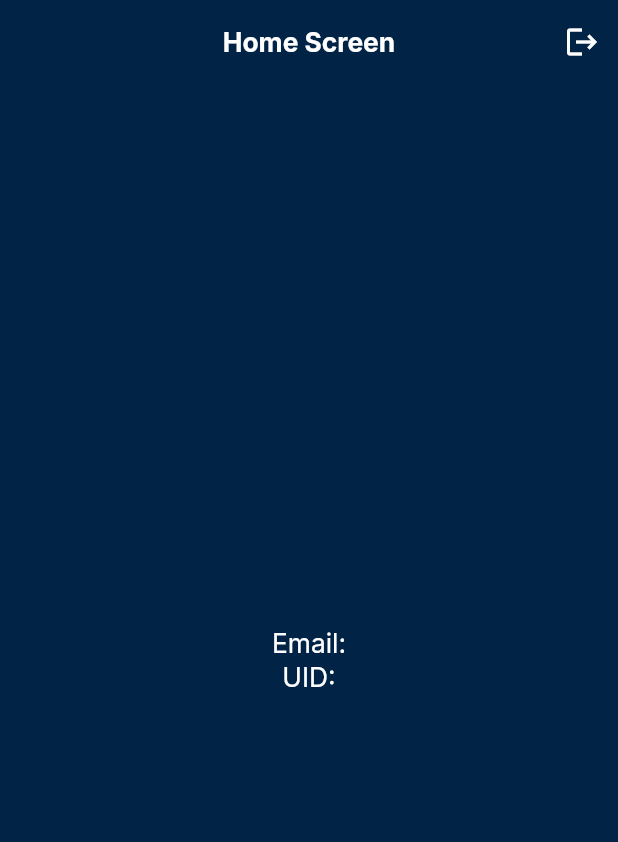
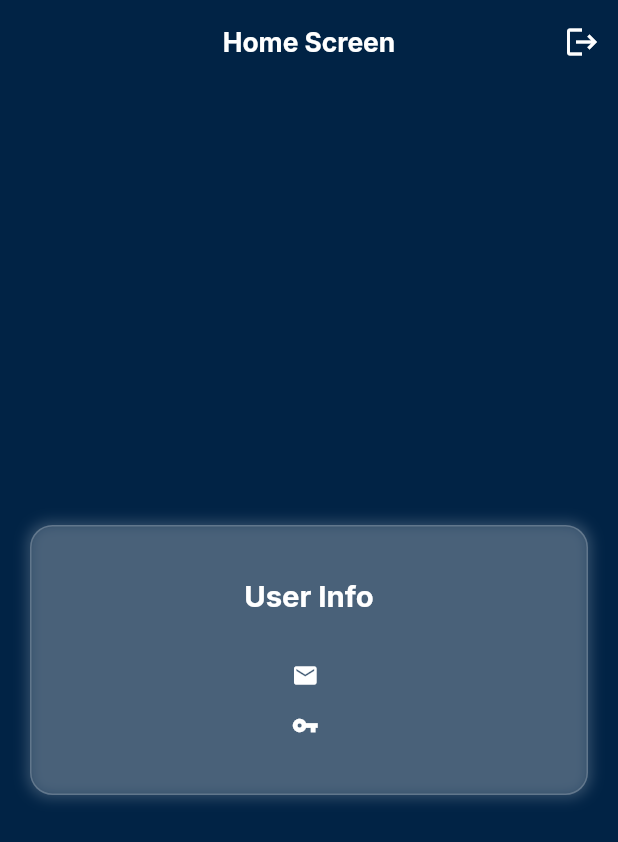
Before and after one commit to jaybhavsar555/SimpleLoginFlutterApp, a Flutter app: the HomeScreen screen opened directly with empty values, on a phone screen of 412 x 824 dp. Shown: the top 842 px of the screen. Run offline on Flutter 3.47's test engine with Material 3 defaults, Android fonts, the phone set to English and light mode, and no system bars; our stand-ins replace firebase_auth, firebase_core, flutter_screenutil, google_fonts; accounts and stored records are empty.

Commit message:
code refactored.

```diff
--- a/lib/screens/home_screen.dart
+++ b/lib/screens/home_screen.dart
@@ -1,31 +1,26 @@
 import 'package:firebase_auth/firebase_auth.dart';
 import 'package:flutter/material.dart';
+import 'package:flutter_screenutil/flutter_screenutil.dart';
 import 'package:simple_login_flutter_app/utlis/constants/app_styles.dart';
+import 'package:flutter/services.dart';
 import 'package:simple_login_flutter_app/widgets/cmn_text.dart';
-
 import 'login_screen.dart';
 
-/// HomeScreen displays the user's Email ID and Firebase UID.
-/// It also provides a logout button to sign out from Firebase Authentication.
-class HomeScreen extends StatefulWidget {
+class HomeScreen extends StatelessWidget {
   final String email;
   final String uid;
+
   const HomeScreen({super.key, required this.email, required this.uid});
 
-  @override
-  State<HomeScreen> createState() => _HomeScreenState();
-}
-
-class _HomeScreenState extends State<HomeScreen> {
-
-  /// Handles user logout and navigates back to the login screen.
+  /// Logs out the user
   void _logout(BuildContext context) async {
     await FirebaseAuth.instance.signOut();
     Navigator.pushReplacement(
       context,
-      MaterialPageRoute(builder: (context) => const LoginScreen()),
+      MaterialPageRoute(builder: (_) =>  LoginScreen()),
     );
   }
+
 
   @override
   Widget build(BuildContext context) {
@@ -34,23 +29,89 @@ class _HomeScreenState extends State<HomeScreen> {
       appBar: AppBar(
         backgroundColor: Colors.transparent,
         elevation: 0,
-        title:  CmnText( msg :"Home Screen", textColor: Colors.white, fontSize: 18, fontWeight: FontWeight.bold,
+        title: const CmnText(
+          msg: "Home Screen",
+          textColor: Colors.white,
+          fontSize: 18,
+          fontWeight: FontWeight.bold,
         ),
         centerTitle: true,
         actions: [
           IconButton(
-            icon: const Icon(Icons.logout, color: Colors.white,),
+            icon: const Icon(Icons.logout, color: Colors.white),
             onPressed: () => _logout(context),
           ),
         ],
       ),
       body: Center(
-        child: Column(
-          mainAxisAlignment: MainAxisAlignment.center,
-          children: [
-            CmnText( msg:"Email: ${widget.email}",textColor: Colors.white, fontSize: 18),
-            CmnText(msg :"UID: ${widget.uid}", textColor: Colors.white, fontSize: 18),
-          ],
+        child: Padding(
+          padding: const EdgeInsets.all(20),
+          child: Stack(
+            alignment: Alignment.center,
+            children: [
+              /// Background Blur Container
+              Container(
+                height: 180,
+                width: double.infinity,
+                decoration: BoxDecoration(
+                  borderRadius: BorderRadius.circular(15),
+                  color: Colors.white.withOpacity(0.1),
+                  boxShadow: [
+                    BoxShadow(
+                      color: Colors.white.withOpacity(0.2),
+                      blurRadius: 7,
+                      spreadRadius: 2,
+                    ),
+                  ],
+                  border: Border.all(color: Colors.white.withOpacity(0.2)),
+                ),
+              ),
+
+              /// Content
+              Padding(
+                padding: const EdgeInsets.all(20),
+                child: Column(
+                  mainAxisSize: MainAxisSize.min,
+                  crossAxisAlignment: CrossAxisAlignment.center,
+                  children: [
+                    const CmnText(
+                      msg: "User Info",
+                      textColor: Colors.white,
+                      fontSize: 20,
+                      fontWeight: FontWeight.bold,
+                    ),
+                    SizedBox(height: 30.h,),
+
+                    /// Email
+                    Row(
+                      mainAxisAlignment: MainAxisAlignment.center,
+                      children: [
+                        const Icon(Icons.email, color: Colors.white, size: 18),
+                        const SizedBox(width: 5),
+                        CmnText(
+                          msg: email,
+                          textColor: Colors.white,
+                          fontSize: 18,
+                        ),
+                      ],
+                    ),
+
+                    const SizedBox(height: 10),
+
+                    /// UID with Copy Button
+                    Row(
+                      mainAxisAlignment: MainAxisAlignment.center,
+                      children: [
+                        const Icon(Icons.vpn_key, color: Colors.white, size: 18),
+                        const SizedBox(width: 5),
+                        CmnText(msg: "${uid}", textColor: Colors.white, fontSize: 18)
+                      ],
+                    ),
+                  ],
+                ),
+              ),
+            ],
+          ),
         ),
       ),
     );
```
Also changed, not shown: lib/controllers/login_controller.dart (added, +27 -0 lines), lib/main.dart (+3 -7 lines), lib/screens/login_screen.dart (+47 -61 lines), lib/service/auth_service.dart (added, +33 -0 lines).
